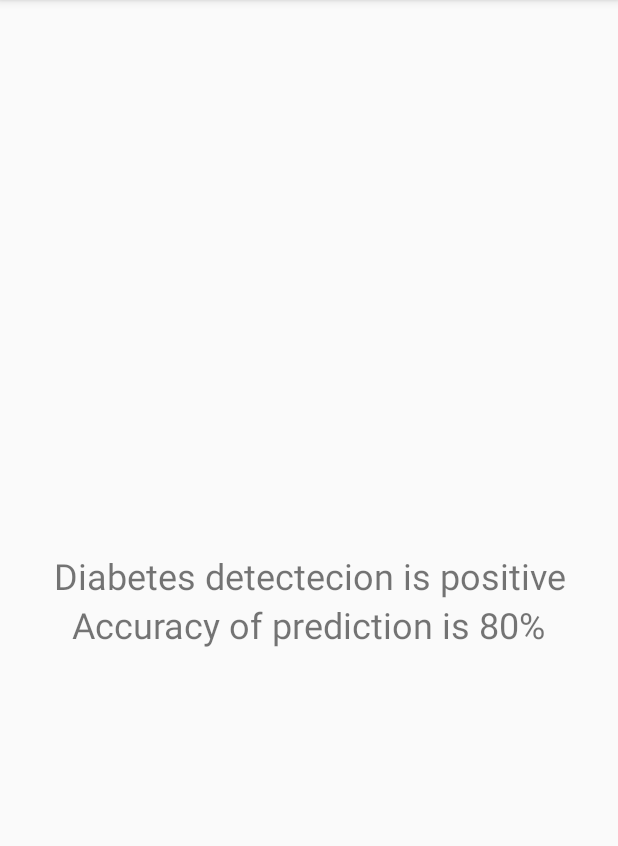
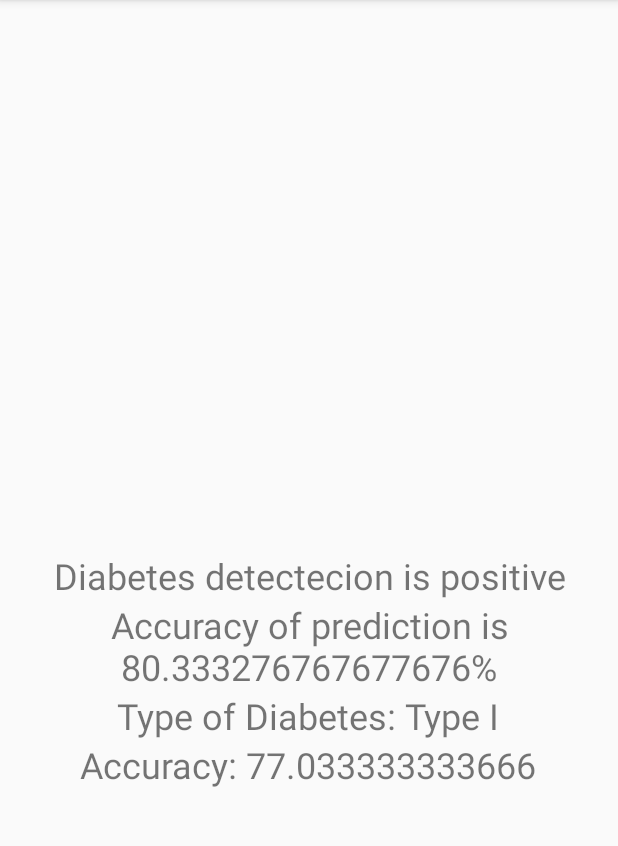
Before and after one commit to D-Bhatta/Diabetes-Prediction-Android, an Android app: the Result screen opened directly, with no data from a screen before it, on a phone screen of 412 x 824 dp, the part 84-930 px from its top. Run offline under Robolectric (Android 15) with nearby library versions, the phone set to English and light mode, and no system bars.

Commit message:
Added type prediction

```diff
--- a/DiabetesPrediction/app/src/main/res/layout/activity_result.xml
+++ b/DiabetesPrediction/app/src/main/res/layout/activity_result.xml
@@ -11,10 +11,20 @@
                 android:layout_centerInParent="true"/>
 
         <TextView android:id="@+id/accuracy"
-                  android:layout_below="@+id/result"
+                  android:layout_below="@id/result"
                   android:layout_width="wrap_content" android:layout_height="wrap_content"
                 android:textSize="24sp" android:textAlignment="center"
                 android:text="@string/accuracy" android:layout_centerInParent="true"/>
+        <TextView android:id="@+id/diabetes_type"
+            android:layout_below="@id/accuracy"
+            android:layout_width="wrap_content" android:layout_height="wrap_content"
+            android:textSize="24sp" android:textAlignment="center"
+            android:text="@string/diabetes_type" android:layout_centerInParent="true"/>
+        <TextView android:id="@+id/diabetes_type_accuracy"
+                android:layout_below="@id/diabetes_type"
+                android:layout_width="wrap_content" android:layout_height="wrap_content"
+                android:textSize="24sp" android:textAlignment="center"
+                android:text="@string/diabetes_type_accuracy" android:layout_centerInParent="true"/>
     </RelativeLayout>
 
 
--- a/DiabetesPrediction/app/src/main/res/values/strings.xml
+++ b/DiabetesPrediction/app/src/main/res/values/strings.xml
@@ -13,10 +13,12 @@
     <string name="invalid_password">Password must be >5 characters</string>
     <string name="login_failed">"Login failed"</string>
     <string name="result">Diabetes detectecion is positive</string>
-    <string name="accuracy">Accuracy of prediction is 80%</string>
+    <string name="accuracy">Accuracy of prediction is 80.333276767677676%</string>
     <string name="result2">Diabetes detectecion is negative</string>
     <string name="prompt_plasma">Plasma</string>
     <string name="prompt_fast">Fasting</string>
     <string name="prompt_test">Test</string>
     <string name="prompt_pedi">Pedi</string>
+    <string name="diabetes_type">Type of Diabetes: Type I</string>
+    <string name="diabetes_type_accuracy">Accuracy: 77.033333333666</string>
 </resources>
```
